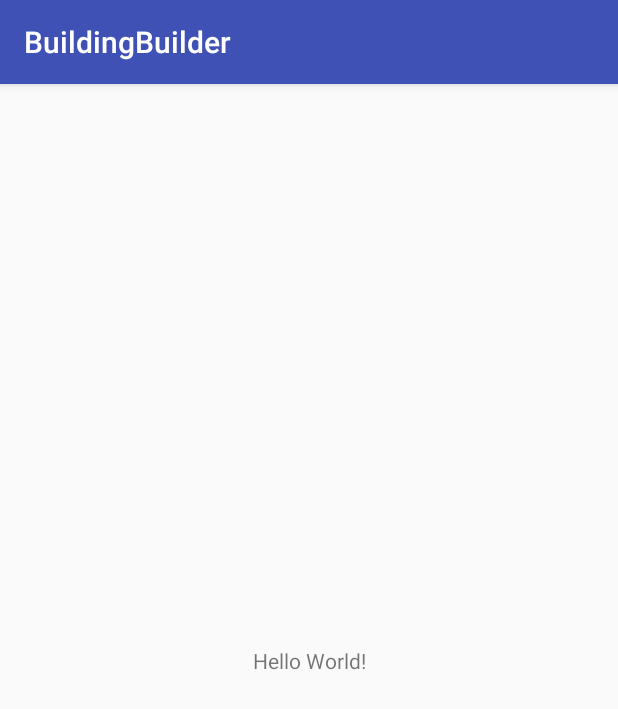
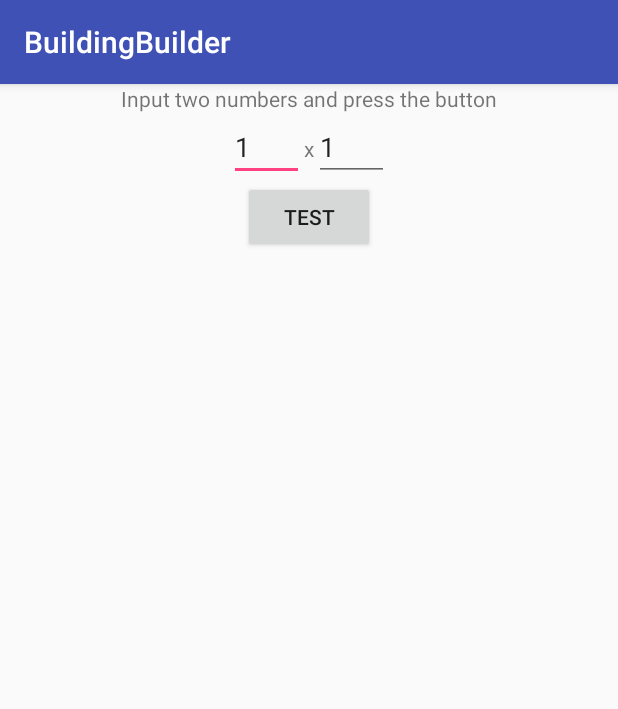
Before and after one commit to tomljr2/BuildingBuilder, an Android app: the screen it shows after launch (MainActivity), on a phone screen of 412 x 824 dp. Shown: the top 709 px of the screen. Run offline under Robolectric (Android 15) with nearby library versions, the phone set to English and light mode, and no system bars.

Commit message:
Added square area calculator
Currently buggy when not inputting numbers.

```diff
--- a/app/src/main/java/jandj/buildingbuilder/MainActivity.java
+++ b/app/src/main/java/jandj/buildingbuilder/MainActivity.java
@@ -2,6 +2,12 @@ package jandj.buildingbuilder;
 
 import android.support.v7.app.AppCompatActivity;
 import android.os.Bundle;
+import android.text.Editable;
+import android.text.TextWatcher;
+import android.view.View;
+import android.widget.Button;
+import android.widget.EditText;
+import android.widget.TextView;
 
 public class MainActivity extends AppCompatActivity {
 
@@ -9,5 +15,55 @@ public class MainActivity extends AppCompatActivity {
     protected void onCreate(Bundle savedInstanceState) {
         super.onCreate(savedInstanceState);
         setContentView(R.layout.activity_main);
+
+        final TextView hw = findViewById(R.id.text);
+        final EditText et1 = findViewById(R.id.et1), et2 = findViewById(R.id.et2);
+        final Button b = findViewById(R.id.button);
+
+        et1.addTextChangedListener(new TextWatcher() {
+            @Override
+            public void beforeTextChanged(CharSequence charSequence, int i, int i1, int i2) {
+
+            }
+
+            @Override
+            public void onTextChanged(CharSequence charSequence, int i, int i1, int i2) {
+                if(charSequence.toString().equals(""))
+                    b.setText(String.valueOf(Float.parseFloat(charSequence.toString()) *
+                        Float.parseFloat(et2.getText().toString())));
+            }
+
+            @Override
+            public void afterTextChanged(Editable editable) {
+
+            }
+        });
+
+        et2.addTextChangedListener(new TextWatcher() {
+            @Override
+            public void beforeTextChanged(CharSequence charSequence, int i, int i1, int i2) {
+
+            }
+
+            @Override
+            public void onTextChanged(CharSequence charSequence, int i, int i1, int i2) {
+                if(charSequence.toString().equals(""))
+                    b.setText(String.valueOf(Float.parseFloat(et1.getText().toString()) *
+                        Float.parseFloat(charSequence.toString())));
+            }
+
+            @Override
+            public void afterTextChanged(Editable editable) {
+
+            }
+        });
+
+        b.setOnClickListener(new View.OnClickListener() {
+            @Override
+            public void onClick(View view) {
+                b.setText(String.valueOf(Float.parseFloat(et1.getText().toString()) *
+                        Float.parseFloat(et2.getText().toString())));
+            }
+        });
     }
 }
--- a/app/src/main/res/layout/activity_main.xml
+++ b/app/src/main/res/layout/activity_main.xml
@@ -1,6 +1,5 @@
 <?xml version="1.0" encoding="utf-8"?>
-<android.support.constraint.ConstraintLayout xmlns:android="http://schemas.android.com/apk/res/android"
-    xmlns:app="http://schemas.android.com/apk/res-auto"
+<RelativeLayout xmlns:android="http://schemas.android.com/apk/res/android"
     xmlns:tools="http://schemas.android.com/tools"
     android:layout_width="match_parent"
     android:layout_height="match_parent"
@@ -9,10 +8,47 @@
     <TextView
         android:layout_width="wrap_content"
         android:layout_height="wrap_content"
-        android:text="Hello World!"
-        app:layout_constraintBottom_toBottomOf="parent"
-        app:layout_constraintLeft_toLeftOf="parent"
-        app:layout_constraintRight_toRightOf="parent"
-        app:layout_constraintTop_toTopOf="parent" />
+        android:text="@string/input_two_numbers_and_press_the_button"
+        android:layout_centerHorizontal="true"
+        android:id="@+id/text"/>
 
-</android.support.constraint.ConstraintLayout>
+    <LinearLayout
+        android:layout_width="wrap_content"
+        android:layout_height="wrap_content"
+        android:layout_centerHorizontal="true"
+        android:layout_below="@+id/text"
+        android:id="@+id/inputs">
+        <EditText
+            android:layout_width="wrap_content"
+            android:layout_height="wrap_content"
+            android:width="50dp"
+            android:id="@+id/et1"
+            android:text="1"/>
+
+        <TextView
+            android:layout_width="wrap_content"
+            android:layout_height="wrap_content"
+            android:text="x"/>
+
+        <EditText
+            android:layout_width="wrap_content"
+            android:layout_height="wrap_content"
+            android:width="50dp"
+            android:id="@+id/et2"
+            android:text="1"/>
+
+        <TextView
+            android:layout_width="wrap_content"
+            android:layout_height="wrap_content" />
+
+    </LinearLayout>
+
+    <Button
+        android:layout_width="wrap_content"
+        android:layout_height="wrap_content"
+        android:layout_below="@id/inputs"
+        android:id="@+id/button"
+        android:text="test"
+        android:layout_centerHorizontal="true"/>
+
+</RelativeLayout>
--- a/app/src/main/res/values/strings.xml
+++ b/app/src/main/res/values/strings.xml
@@ -1,3 +1,4 @@
 <resources>
     <string name="app_name">BuildingBuilder</string>
+    <string name="input_two_numbers_and_press_the_button">Input two numbers and press the button</string>
 </resources>
```
